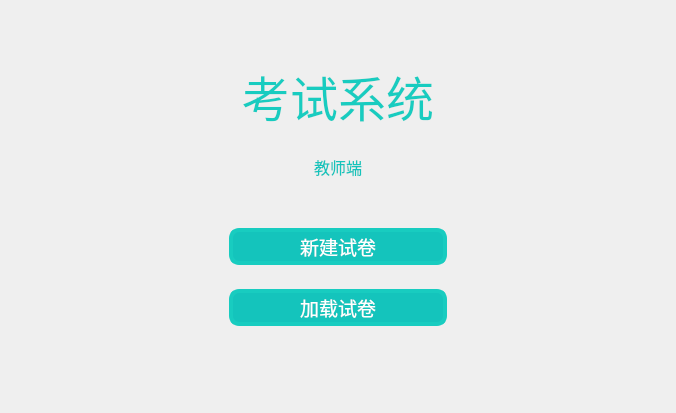
Before: the Qt Designer form SubWidget/mainview.ui in jkjkil4/ExamSysTeacher, drawn with Qt 5.
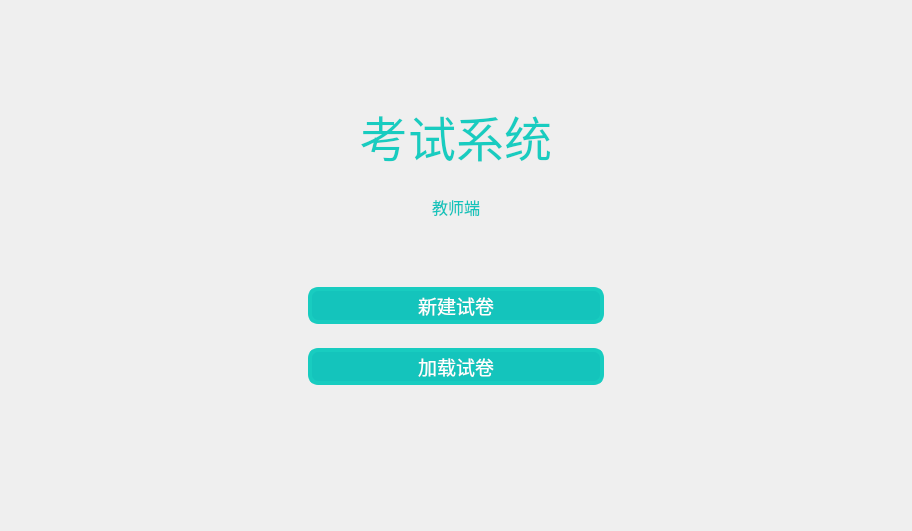
After: the same form once the commit is applied.

```diff
--- a/SubWidget/mainview.ui
+++ b/SubWidget/mainview.ui
@@ -6,8 +6,8 @@
    <rect>
     <x>0</x>
     <y>0</y>
-    <width>676</width>
-    <height>413</height>
+    <width>912</width>
+    <height>531</height>
    </rect>
   </property>
   <property name="windowTitle">
```
